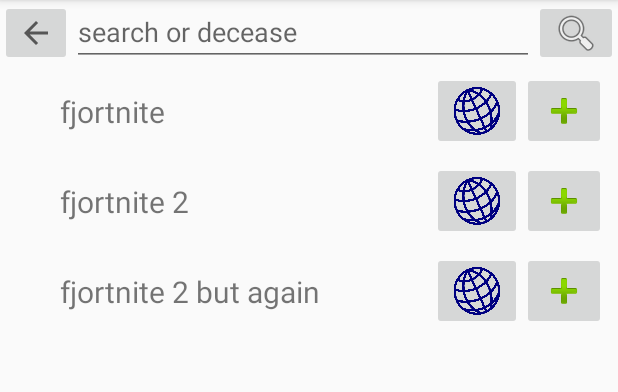
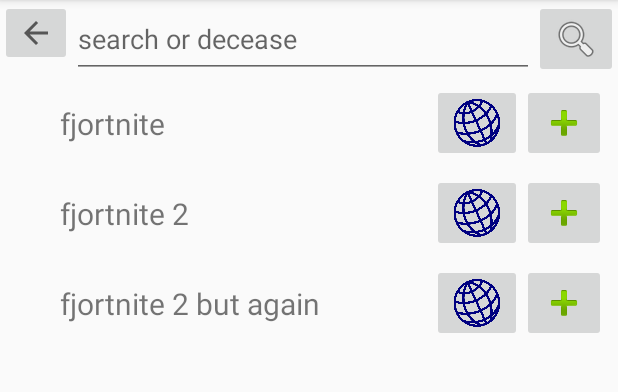
Before and after one commit to TheSnazzmaster/GamerGameSales, an Android app: the AddGameFragment screen opened through its navigation route, on a phone screen of 412 x 824 dp, the part 84-476 px from its top. Run offline under Robolectric (Android 15) with nearby library versions, the phone set to English and light mode, and no system bars; our stand-ins replace Picasso; pictures from the network do not load.

Commit message:
boy oh boy i sure hope that neither things nor stuff break next

```diff
--- a/app/src/main/java/com/honorsmobileapps/mathers/gamergamesales/AddGameFragment.kt
+++ b/app/src/main/java/com/honorsmobileapps/mathers/gamergamesales/AddGameFragment.kt
@@ -42,12 +42,10 @@ class AddGameFragment : Fragment() {
 
         var mAdapter = AddGameAdapter(viewModel.getOnlineGameList()!!,openWebsiteClickListener) { gameSaleInfo: GameSaleInfo ->
             viewModel.addGame(gameSaleInfo)
-            Toast.makeText(getActivity(), "help" + gameSaleInfo.name, Toast.LENGTH_SHORT).show()
         }
         binding.RecyclerView.adapter = mAdapter
 
         binding.searchButton.setOnClickListener {
-            Toast.makeText(getActivity(),"please work" + binding.searchEditText.text.toString(),Toast.LENGTH_SHORT).show()
             viewModel.search(binding.searchEditText.text.toString())
             mAdapter.notifyDataSetChanged()
 
@@ -60,14 +58,17 @@ class AddGameFragment : Fragment() {
 
         viewModel.onlineGameList.observe(viewLifecycleOwner){newList->
             mAdapter.notifyDataSetChanged()
-            var thing = viewModel.getOnlineGameList()!![viewModel.getOnlineGameList()!!.size-1].name
-            Toast.makeText(activity,thing,Toast.LENGTH_SHORT).show()
             mAdapter = AddGameAdapter(viewModel.getOnlineGameList()!!,addGameClickListener,openWebsiteClickListener)
             binding.RecyclerView.adapter = mAdapter
             mAdapter.notifyDataSetChanged()
 
         }
 
+        viewModel.toastButFromViewModel.observe(viewLifecycleOwner){newToastMessage->
+            if(newToastMessage!="")
+                Toast.makeText(activity,newToastMessage,Toast.LENGTH_SHORT).show()
+        }
+
 
         return rootView
     }
--- a/app/src/main/java/com/honorsmobileapps/mathers/gamergamesales/AddGameViewHolder.kt
+++ b/app/src/main/java/com/honorsmobileapps/mathers/gamergamesales/AddGameViewHolder.kt
@@ -2,6 +2,7 @@ package com.honorsmobileapps.mathers.gamergamesales
 
 import androidx.recyclerview.widget.RecyclerView
 import com.honorsmobileapps.mathers.gamergamesales.databinding.AddGameItemLayoutBinding
+import com.squareup.picasso.Picasso
 
 class AddGameViewHolder(val binding: AddGameItemLayoutBinding) : RecyclerView.ViewHolder(binding.root) {
     private lateinit var currentGameSaleInfo: GameSaleInfo
@@ -10,5 +11,7 @@ class AddGameViewHolder(val binding: AddGameItemLayoutBinding) : RecyclerView.Vi
         binding.titleTextView2.text=currentGameSaleInfo.name
         binding.addGameButton.setOnClickListener{addGameClickListener(gameSaleInfo)}
         binding.addGameInternetButton.setOnClickListener{openInternetClickListener(gameSaleInfo)}
+        if(currentGameSaleInfo.imageUrl!="")
+            Picasso.get().load(currentGameSaleInfo.imageUrl).into(binding.addGameGameImageView)
     }
 }
--- a/app/src/main/java/com/honorsmobileapps/mathers/gamergamesales/GameSaleInfoViewHolder.kt
+++ b/app/src/main/java/com/honorsmobileapps/mathers/gamergamesales/GameSaleInfoViewHolder.kt
@@ -3,6 +3,7 @@ package com.honorsmobileapps.mathers.gamergamesales
 import android.widget.TextView
 import androidx.recyclerview.widget.RecyclerView
 import com.honorsmobileapps.mathers.gamergamesales.databinding.HomeListItemLayoutBinding
+import com.squareup.picasso.Picasso
 
 class GameSaleInfoViewHolder(val binding: HomeListItemLayoutBinding) : RecyclerView.ViewHolder(binding.root) {
     private lateinit var currentGameSaleInfo: GameSaleInfo
@@ -11,5 +12,7 @@ class GameSaleInfoViewHolder(val binding: HomeListItemLayoutBinding) : RecyclerV
         binding.titleTextView.text = currentGameSaleInfo.name
         binding.deleteButton.setOnClickListener{removeGameClickListener(gameSaleInfo)}
         binding.homeInternetButton.setOnClickListener{openInternetClickListener(gameSaleInfo)}
+        if(currentGameSaleInfo.imageUrl!="")
+            Picasso.get().load(currentGameSaleInfo.imageUrl).into(binding.homeGameImageView)
     }
 }
--- a/app/src/main/java/com/honorsmobileapps/mathers/gamergamesales/ui/main/MainFragment.kt
+++ b/app/src/main/java/com/honorsmobileapps/mathers/gamergamesales/ui/main/MainFragment.kt
@@ -8,7 +8,6 @@ import androidx.fragment.app.Fragment
 import android.view.LayoutInflater
 import android.view.View
 import android.view.ViewGroup
-import android.widget.Toast
 import androidx.fragment.app.activityViewModels
 import androidx.fragment.app.viewModels
 import androidx.lifecycle.observe
@@ -21,17 +20,9 @@ import com.honorsmobileapps.mathers.gamergamesales.databinding.MainFragmentBindi
 
 class MainFragment : Fragment() {
 
-//    private lateinit var viewModel: MainViewModel
     private val viewModel: MainViewModel by activityViewModels()
     private var _binding : MainFragmentBinding? = null
     private val binding get() = _binding!!
-
-    val gameSaleInfoList: MutableList<GameSaleInfo> = mutableListOf(
-        GameSaleInfo("Fortnite 2: Fort Harder", 9.99),
-        GameSaleInfo("Among Us Battle Royale", 29.99),
-        GameSaleInfo("Haywire",420.69),
-        GameSaleInfo("Red Dead Rodyushkin", 79.99)
-    )
 
     override fun onCreateView(
         inflater: LayoutInflater, container: ViewGroup?,
@@ -57,7 +48,7 @@ class MainFragment : Fragment() {
         mAdapter = GameSaleInfoAdapter(recyclerViewList,removeGameClickListener,openWebsiteClickListener)
         binding.RecyclerView.adapter = mAdapter
 
-        binding.addItemButton.setOnClickListener {
+        binding.toAddGameFragmentButton.setOnClickListener {
             rootView.findNavController().navigate(
                 MainFragmentDirections.actionMainFragmentToAddGameFragment()
             )
@@ -65,8 +56,6 @@ class MainFragment : Fragment() {
 
         viewModel.gameSaleInfoList.observe(viewLifecycleOwner){newList->
             mAdapter.notifyDataSetChanged()
-            var thing = viewModel.getSavedGameList()!![viewModel.getSavedGameList()!!.size-1].name
-            Toast.makeText(activity,thing,Toast.LENGTH_SHORT).show()
             mAdapter = GameSaleInfoAdapter(viewModel.getSavedGameList()!!,removeGameClickListener,openWebsiteClickListener)
             binding.RecyclerView.adapter = mAdapter
             mAdapter.notifyDataSetChanged()
@@ -79,7 +68,5 @@ class MainFragment : Fragment() {
         super.onDestroyView()
         _binding = null
     }
-    fun update(modelList:ArrayList<GameSaleInfo>){
-    }
 
 }
--- a/app/src/main/res/layout/fragment_add_game.xml
+++ b/app/src/main/res/layout/fragment_add_game.xml
@@ -15,29 +15,23 @@
         app:layout_constraintStart_toStartOf="parent"
         app:layout_constraintTop_toTopOf="parent" />
 
-    <ScrollView
-        android:id="@+id/scrollView3"
+    <LinearLayout
+        android:id="@+id/linearLayout"
         android:layout_width="match_parent"
         android:layout_height="0dp"
+        android:orientation="vertical"
         app:layout_constraintBottom_toBottomOf="parent"
         app:layout_constraintEnd_toEndOf="parent"
-        app:layout_constraintHorizontal_bias="0.0"
         app:layout_constraintStart_toStartOf="parent"
-        app:layout_constraintTop_toBottomOf="@+id/imageButton">
+        app:layout_constraintTop_toBottomOf="@+id/searchButton">
 
-        <LinearLayout
+        <androidx.recyclerview.widget.RecyclerView
+            android:id="@+id/RecyclerView"
             android:layout_width="match_parent"
             android:layout_height="wrap_content"
-            android:orientation="vertical">
+            app:layoutManager="androidx.recyclerview.widget.LinearLayoutManager" />
 
-            <androidx.recyclerview.widget.RecyclerView
-                android:id="@+id/RecyclerView"
-                android:layout_width="match_parent"
-                android:layout_height="wrap_content"
-                app:layoutManager="androidx.recyclerview.widget.LinearLayoutManager" />
-
-        </LinearLayout>
-    </ScrollView>
+    </LinearLayout>
 
     <EditText
         android:id="@+id/searchEditText"
@@ -46,7 +40,7 @@
         android:ems="10"
         android:hint="search or decease"
         android:inputType="textPersonName"
-        app:layout_constraintBottom_toTopOf="@+id/scrollView3"
+        app:layout_constraintBottom_toBottomOf="@+id/searchButton"
         app:layout_constraintEnd_toStartOf="@+id/searchButton"
         app:layout_constraintStart_toEndOf="@+id/imageButton"
         app:layout_constraintTop_toTopOf="parent" />
@@ -56,7 +50,6 @@
         android:layout_width="wrap_content"
         android:layout_height="0dp"
         android:src="@android:drawable/ic_menu_search"
-        app:layout_constraintBottom_toTopOf="@+id/scrollView3"
         app:layout_constraintEnd_toEndOf="parent"
         app:layout_constraintTop_toTopOf="parent" />
 
```
Also changed, not shown: app/src/main/java/com/honorsmobileapps/mathers/gamergamesales/ui/main/MainViewModel.kt (+33 -11 lines), app/src/main/res/layout/main_fragment.xml (+19 -14 lines).
